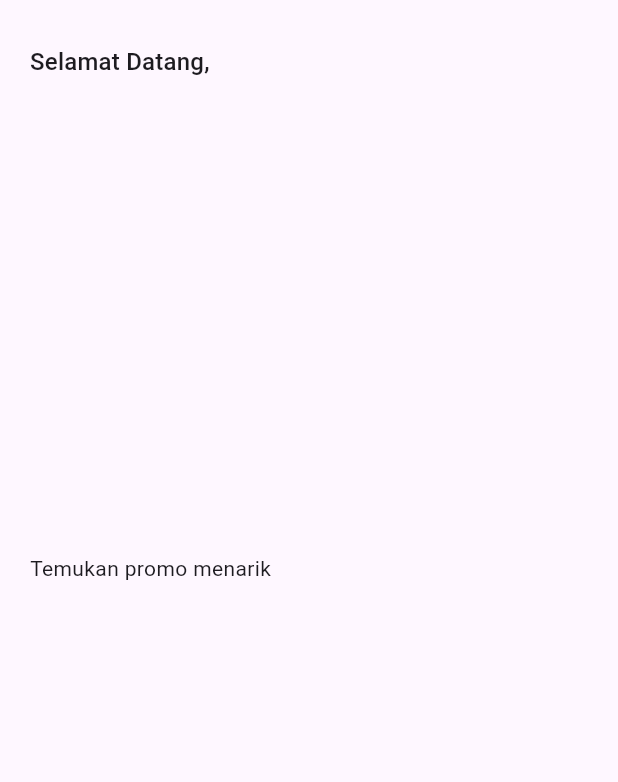
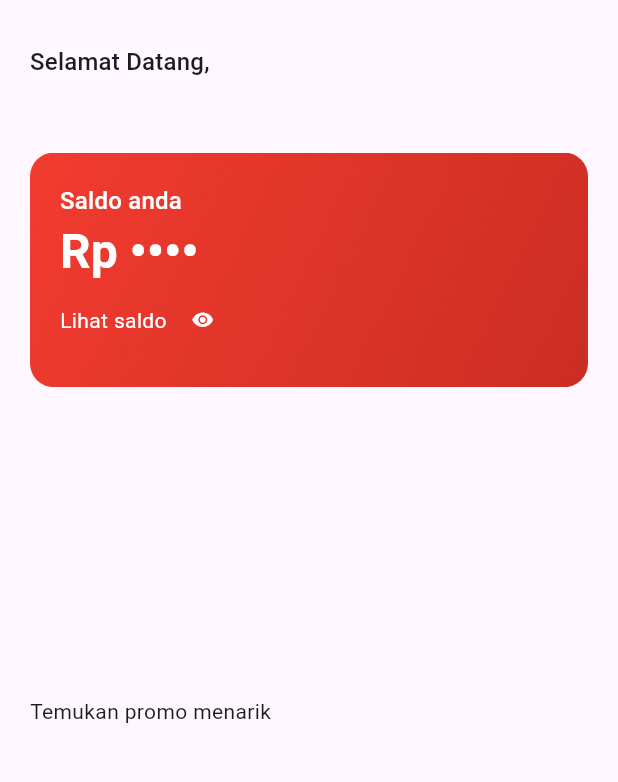
Before and after one commit to msarifin29/ppob, a Flutter app: the HomePage screen opened by its route, on a phone screen of 412 x 824 dp, the part 113-895 px from its top. Run offline on Flutter 3.47's test engine with Material 3 defaults, Android fonts, the phone set to English and light mode, and no system bars; drawn by our look-alikes of cached_network_image; our stand-ins replace dio, email_validator, equatable, gap, image_picker, shared_preferences; accounts and stored records are empty; network calls fail.

Commit message:
feat : implement account balance

```diff
--- a/lib/features/auth/presentation/widgets/home_profile.dart
+++ b/lib/features/auth/presentation/widgets/home_profile.dart
@@ -15,7 +15,7 @@ class HomeProfile extends StatelessWidget {
     }
 
     return Container(
-      padding: const EdgeInsets.symmetric(horizontal: 20, vertical: 40),
+      padding: const EdgeInsets.only(left: 20, right: 20, top: 40, bottom: 20),
       child: FutureBuilder(
           future: fetch(),
           builder: (context, snapshot) {
--- a/lib/features/common/presentation/pages/home_page.dart
+++ b/lib/features/common/presentation/pages/home_page.dart
@@ -1,6 +1,7 @@
 import 'package:flutter/material.dart';
 import 'package:ppob/features/auth/auth.dart';
 import 'package:ppob/features/common/common.dart';
+import 'package:ppob/features/transaction/transaction.dart';
 
 class HomePage extends StatelessWidget {
   static const routeName = 'home';
@@ -11,11 +12,7 @@ class HomePage extends StatelessWidget {
     return const Scaffold(
       body: SingleChildScrollView(
         child: Column(
-          children: [
-            HomeProfile(),
-            ServicesWidget(),
-            BannerWidget(),
-          ],
+          children: [HomeProfile(), BalanceWidget(), ServicesWidget(), BannerWidget()],
         ),
       ),
     );
--- a/lib/features/common/presentation/widgets/service_widget.dart
+++ b/lib/features/common/presentation/widgets/service_widget.dart
@@ -15,7 +15,7 @@ class ServicesWidget extends StatelessWidget {
 
     return Container(
       width: double.infinity,
-      height: MediaQuery.sizeOf(context).height * 0.3,
+      height: MediaQuery.sizeOf(context).height * 0.25,
       padding: const EdgeInsets.symmetric(horizontal: 20),
       child: FutureBuilder(
         future: fetch(),
@@ -40,7 +40,7 @@ class ServicesWidget extends StatelessWidget {
                   crossAxisCount: 6,
                   crossAxisSpacing: 6,
                   mainAxisSpacing: 20,
-                  mainAxisExtent: 80,
+                  mainAxisExtent: 60,
                 ),
                 itemCount: (service.result ?? []).length,
                 itemBuilder: (context, i) {
--- /dev/null
+++ b/lib/features/transaction/domain/balance_response.dart
@@ -0,0 +1,32 @@
+import 'package:equatable/equatable.dart';
+
+class BalanceResponse extends Equatable {
+  final int balance;
+  const BalanceResponse({required this.balance});
+
+  @override
+  List<Object> get props => [balance];
+
+  BalanceResponse copyWith({
+    int? balance,
+  }) {
+    return BalanceResponse(
+      balance: balance ?? this.balance,
+    );
+  }
+
+  Map<String, dynamic> toJson() {
+    return <String, dynamic>{
+      'balance': balance,
+    };
+  }
+
+  factory BalanceResponse.fromJson(Map<String, dynamic> map) {
+    return BalanceResponse(
+      balance: map['balance'] as int,
+    );
+  }
+
+  @override
+  bool get stringify => true;
+}
--- /dev/null
+++ b/lib/features/transaction/presentation/state/balance_provider.dart
@@ -0,0 +1,44 @@
+// ignore_for_file: public_member_api_docs, sort_constructors_first
+import 'dart:developer';
+
+import 'package:flutter/material.dart';
+import 'package:ppob/core/core.dart';
+
+import 'package:ppob/features/transaction/transaction.dart';
+
+class BalanceProvider with ChangeNotifier {
+  final TransactionRepository repository;
+  BalanceProvider({required this.repository});
+
+  BalanceResponse? _result;
+  bool _isLoading = false;
+  String? _errorMessage;
+
+  BalanceResponse? get result => _result;
+  bool get isLoading => _isLoading;
+  String? get errorMessage => _errorMessage;
+
+  Future<void> fetch() async {
+    _setStatus(true);
+    try {
+      final response = await repository.balance();
+      _result = response;
+    } on ApiException catch (e) {
+      _setMessage(e.message);
+    } catch (e) {
+      log('exception balance -> ${e.toString()}');
+      _setMessage('Something wrong');
+    }
+    _setStatus(false);
+  }
+
+  void _setMessage(String? msg) {
+    _errorMessage = msg;
+    notifyListeners();
+  }
+
+  void _setStatus(bool status) {
+    _isLoading = status;
+    notifyListeners();
+  }
+}
--- /dev/null
+++ b/lib/features/transaction/presentation/widgets/balance_widget.dart
@@ -0,0 +1,129 @@
+import 'package:flutter/material.dart';
+import 'package:ppob/core/core.dart';
+import 'package:ppob/features/transaction/transaction.dart';
+import 'package:provider/provider.dart';
+
+class BalanceWidget extends StatefulWidget {
+  const BalanceWidget({super.key});
+
+  @override
+  State<BalanceWidget> createState() => _BalanceWidgetState();
+}
+
+class _BalanceWidgetState extends State<BalanceWidget> {
+  final isVisible = ValueNotifier(true);
+  final amount = ValueNotifier('');
+
+  Future<void> fetch() async {
+    context.read<BalanceProvider>().fetch();
+  }
+
+  String maskString(String input) {
+    amount.value = '•' * input.length;
+    return amount.value;
+  }
+
+  String unmaskString(String original) {
+    amount.value = original;
+    return amount.value;
+  }
+
+  @override
+  Widget build(BuildContext context) {
+    return Container(
+      width: double.infinity,
+      height: MediaQuery.sizeOf(context).height * 0.19,
+      margin: const EdgeInsets.symmetric(horizontal: 20),
+      padding: const EdgeInsets.all(20),
+      decoration: BoxDecoration(
+        borderRadius: BorderRadius.circular(16),
+        image: const DecorationImage(
+          image: AssetImage(ImageName.backgroundSaldo),
+          fit: BoxFit.cover,
+        ),
+      ),
+      child: FutureBuilder(
+        future: fetch(),
+        builder: (context, snapshot) {
+          if (snapshot.connectionState == ConnectionState.waiting) {
+            return const CircularProgressIndicator();
+          } else if (snapshot.hasError) {
+            return Center(
+              child: ElevatedButton.icon(
+                onPressed: () => fetch(),
+                label: const Text('Muat ulang'),
+                icon: const Icon(Icons.sync),
+              ),
+            );
+          }
+          return Consumer<BalanceProvider>(
+            builder: (context, balance, child) {
+              if (isVisible.value) {
+                maskString('${balance.result?.balance}');
+              }
+              return ValueListenableBuilder(
+                valueListenable: isVisible,
+                builder: (context, v, _) {
+                  return ValueListenableBuilder(
+                    valueListenable: amount,
+                    builder: (context, v, _) {
+                      return Column(
+                        crossAxisAlignment: CrossAxisAlignment.start,
+                        mainAxisAlignment: MainAxisAlignment.spaceAround,
+                        children: [
+                          Text(
+                            'Saldo anda',
+                            style: Theme.of(context).textTheme.titleMedium!.copyWith(
+                                  color: Colors.white,
+                                ),
+                          ),
+                          RichText(
+                            text: TextSpan(
+                              text: 'Rp ',
+                              style: Theme.of(context)
+                                  .textTheme
+                                  .headlineLarge!
+                                  .copyWith(color: Colors.white, fontWeight: FontWeight.bold),
+                              children: [TextSpan(text: amount.value)],
+                            ),
+                          ),
+                          Row(
+                            children: [
+                              Text(
+                                'Lihat saldo',
+                                style: Theme.of(context).textTheme.bodyMedium!.copyWith(
+                                      color: Colors.white,
+                                    ),
+                              ),
+                              IconButton(
+                                onPressed: () {
+                                  isVisible.value = !isVisible.value;
+                                  if (isVisible.value) {
+                                    maskString('${balance.result?.balance}');
+                                  } else {
+                                    unmaskString('${balance.result?.balance}');
+                                  }
+                                },
+                                icon: Icon(
+                                  isVisible.value
+                                      ? Icons.visibility
+                                      : Icons.visibility_off_outlined,
+                                  color: Colors.white,
+                                  size: 15,
+                                ),
+                              ),
+                            ],
+                          ),
+                        ],
+                      );
+                    },
+                  );
+                },
+              );
+            },
+          );
+        },
+      ),
+    );
+  }
+}
--- /dev/null
+++ b/lib/features/transaction/transaction.dart
@@ -0,0 +1,5 @@
+export 'domain/balance_response.dart';
+export 'data/data_sources/transaction_remote_datasource.dart';
+export 'data/repositories/transaction_repository.dart';
+export 'presentation/state/balance_provider.dart';
+export 'presentation/widgets/balance_widget.dart';
--- a/lib/main.dart
+++ b/lib/main.dart
@@ -5,6 +5,7 @@ import 'package:dio/dio.dart';
 import 'package:flutter/material.dart';
 import 'package:ppob/features/auth/auth.dart';
 import 'package:ppob/features/common/common.dart';
+import 'package:ppob/features/transaction/transaction.dart';
 import 'package:provider/provider.dart';
 
 import 'core/core.dart';
@@ -24,6 +25,10 @@ FutureOr<void> main() async {
 
   final commonRemoteDatasource = CommonRemoteDatasourceImpl(dio: dio);
   final commonRepository = CommonRepositoryImpl(remoteDatasource: commonRemoteDatasource);
+  final transactionRemoteDatasource = TransactionRemoteDatasourceImpl(dio: dio);
+  final transactionRepository = TransactionRepositoryImpl(
+    remoteDatasource: transactionRemoteDatasource,
+  );
 
   runZonedGuarded(
     () async {
@@ -34,6 +39,7 @@ FutureOr<void> main() async {
         ChangeNotifierProvider(create: (_) => ProfileProvider(repository: profileRepository)),
         ChangeNotifierProvider(create: (_) => BannerProvider(repository: commonRepository)),
         ChangeNotifierProvider(create: (_) => ServiceProvider(repository: commonRepository)),
+        ChangeNotifierProvider(create: (_) => BalanceProvider(repository: transactionRepository)),
       ], child: const MyApp()));
     },
     (error, stackTrace) {
```
Also changed, not shown: lib/features/transaction/data/data_sources/transaction_remote_datasource.dart (added, +38 -0 lines), lib/features/transaction/data/repositories/transaction_repository.dart (added, +16 -0 lines).
